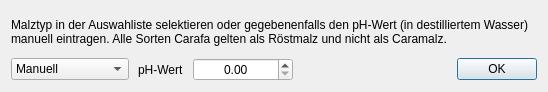
This is kleiner-brauhelfer/dialogs/dlgphmalz.ui in kleiner-brauhelfer/kleiner-brauhelfer-2 as Qt 5 draws it before an edit. The edited form follows.
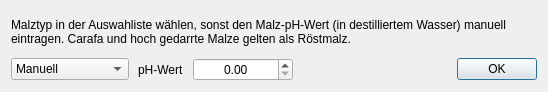
This is the edited form. Custom widgets are drawn as their Qt base class.

```diff
--- a/kleiner-brauhelfer/dialogs/dlgphmalz.ui
+++ b/kleiner-brauhelfer/dialogs/dlgphmalz.ui
@@ -20,7 +20,7 @@
    <item>
     <widget class="QLabel" name="label_2">
      <property name="text">
-      <string>Malztyp in der Auswahliste selektieren oder gegebenenfalls den pH-Wert (in destilliertem Wasser) manuell eintragen. Alle Sorten Carafa gelten als Röstmalz und nicht als Caramalz.</string>
+      <string>Malztyp in der Auswahliste wählen, sonst den Malz-pH-Wert (in destilliertem Wasser) manuell eintragen. Carafa und hoch gedarrte Malze gelten als Röstmalz.</string>
      </property>
      <property name="wordWrap">
       <bool>true</bool>
```
Left out of the diff: 6 changed lines with no effect on the pictures.
